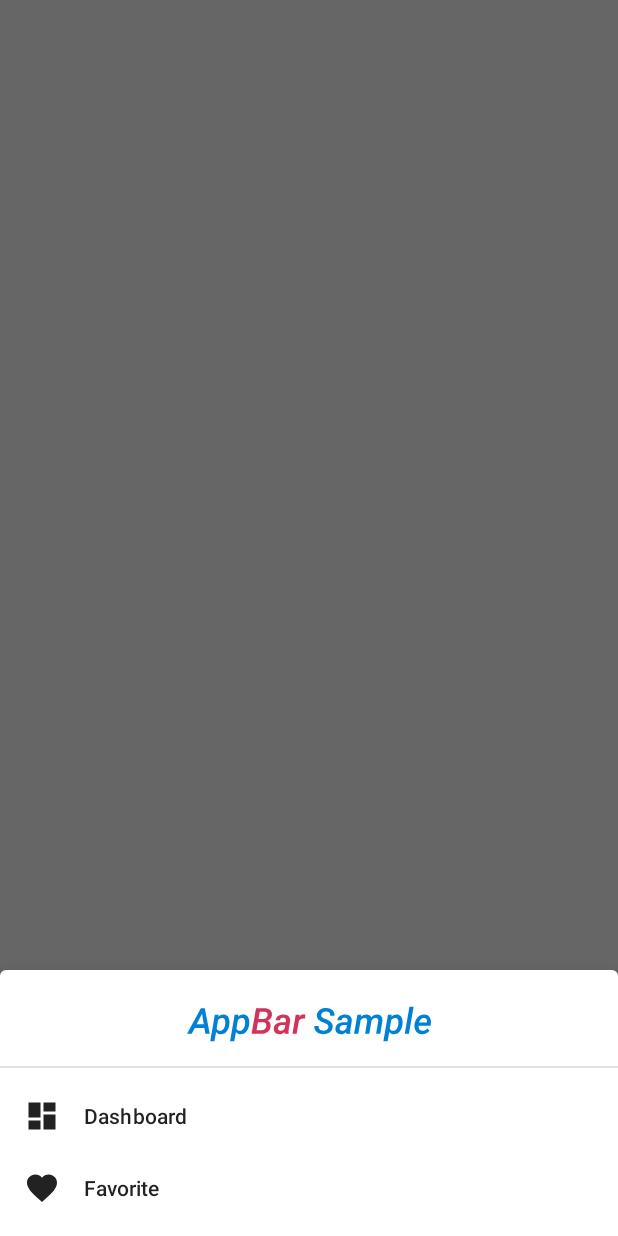
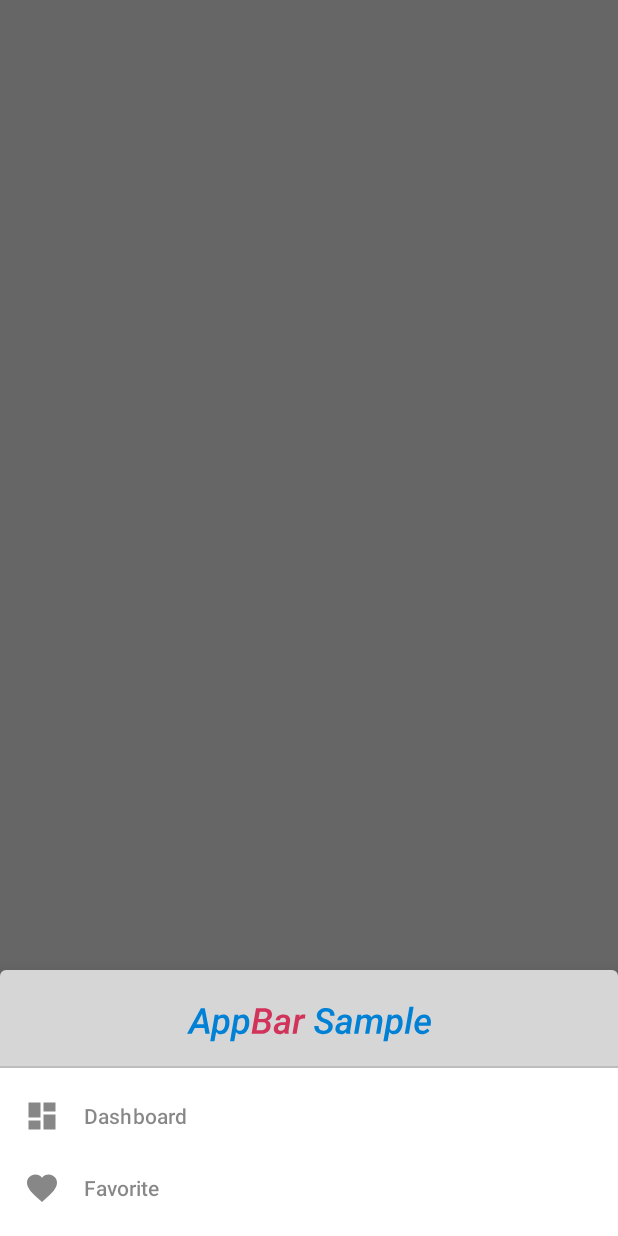
Before and after one commit to pstanisl/appbar-sample, an Android app: the fragment BottomNavigationFragment placed in its activity, on a phone screen of 412 x 824 dp. Run offline under Robolectric (Android 15) with nearby library versions, the phone set to English and light mode, and no system bars; our stand-ins replace Timber, navigation-ui; 7 statements that could not run were skipped.

Commit message:
simpler item background selection logic and removed redundant file

```diff
--- a/app/src/main/res/drawable/bg_bottom_navigation_fragment.xml
+++ b/app/src/main/res/drawable/bg_bottom_navigation_fragment.xml
@@ -5,5 +5,5 @@
         android:topLeftRadius="@dimen/bottom_sheet_corner_radius"
         android:topRightRadius="@dimen/bottom_sheet_corner_radius" />
     <padding android:top="@dimen/bottom_sheet_top_padding" />
-    <solid android:color="@color/primary" />
+    <solid android:color="@color/background" />
 </shape>
--- a/app/src/main/res/drawable/navigation_item_bg.xml
+++ b/app/src/main/res/drawable/navigation_item_bg.xml
@@ -2,6 +2,13 @@
 <selector xmlns:android="http://schemas.android.com/apk/res/android">
 
     <item android:drawable="@android:color/transparent"  android:state_checked="false"/>
-    <item android:drawable="@drawable/navigation_item_bg_color" android:state_checked="true"/>
+    <item android:state_checked="true">
+        <shape xmlns:android="http://schemas.android.com/apk/res/android"
+            android:shape="rectangle">
+            <corners
+                android:radius="@dimen/bottom_sheet_corner_radius" />
+            <solid android:color="@color/primarySelectedColor" />
+        </shape>
+    </item>
 
 </selector>
--- a/app/src/main/res/drawable/navigation_item_bg_color.xml
+++ /dev/null
@@ -1,11 +0,0 @@
-<?xml version="1.0" encoding="utf-8"?>
-<shape xmlns:android="http://schemas.android.com/apk/res/android"
-    android:shape="rectangle">
-    <corners
-        android:radius="@dimen/bottom_sheet_corner_radius" />
-    <padding
-        android:left="@dimen/keyline_1"
-        android:top="8dp"
-        android:bottom="2dp" />
-    <solid android:color="@color/primarySelectedColor" />
-</shape>
--- a/app/src/main/res/drawable/navigation_item_color.xml
+++ b/app/src/main/res/drawable/navigation_item_color.xml
@@ -1,7 +1,7 @@
 <?xml version="1.0" encoding="utf-8"?>
 <selector xmlns:android="http://schemas.android.com/apk/res/android">
 
-    <item android:color="@color/black"  android:state_checked="false"/>
+    <item android:color="@color/gray_dark"  android:state_checked="false"/>
     <item android:color="@color/primaryColor" android:state_checked="true"/>
 
 </selector>
```
